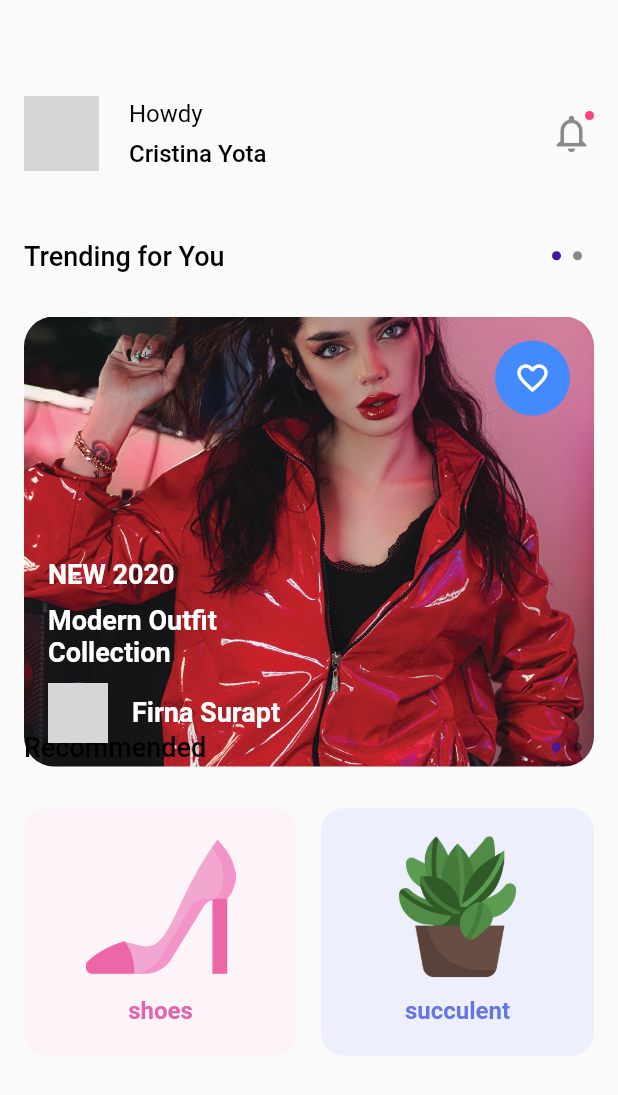
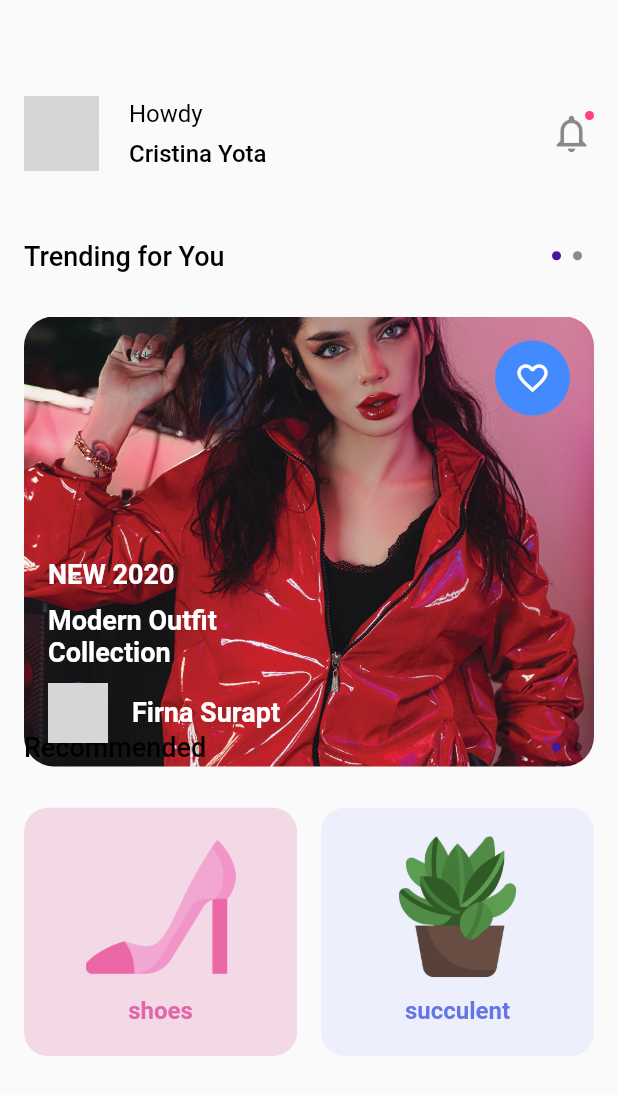
Before and after one commit to ChoChoHtet/flutter-fashion-tootkit, a Flutter app: the HomePage screen opened directly, on a phone screen of 412 x 824 dp. Shown: the top 1095 px of the screen. Run offline on Flutter 3.47's test engine with Material 2 defaults, Android fonts, the phone set to English and light mode, and no system bars; missing offline and left inert: floating_navbar; network calls fail; grey boxes are pictures that could not be loaded.

Commit message:
change background color

```diff
--- a/lib/main.dart
+++ b/lib/main.dart
@@ -2,6 +2,7 @@ import 'package:floating_navbar/floating_navbar.dart';
 import 'package:floating_navbar/floating_navbar_item.dart';
 import 'package:flutter/material.dart';
 import 'package:futter_fanshion_ui/pages/home_page.dart';
+import 'package:futter_fanshion_ui/resources/colors.dart';
 
 void main() {
   runApp(const MyApp());
@@ -22,8 +23,8 @@ class MyApp extends StatelessWidget {
       home: FloatingNavBar(
         resizeToAvoidBottomInset: false,
         color: Colors.white,
-        selectedIconColor: Colors.blue,
-        unselectedIconColor: Colors.blue.withOpacity(0.6),
+        selectedIconColor: kColorItemDetail,
+        unselectedIconColor: kColorItemDetail.withOpacity(0.6),
         items: [
           FloatingNavBarItem(
               iconData: Icons.home_outlined,
--- a/lib/resources/colors.dart
+++ b/lib/resources/colors.dart
@@ -1,6 +1,6 @@
 import 'package:flutter/material.dart';
 
-const kColorItem1 = Color.fromRGBO(253, 244, 249, 1);
+const kColorItem1 = Color.fromRGBO(243, 216, 230, 1.0);
 const kColorItem2 = Color.fromRGBO(237, 239, 252, 1);
 const kColorItemText1 = Color.fromRGBO(226, 101, 171, 1.0);
 const kColorItemText2 = Color.fromRGBO(100, 117, 229, 1.0);
```
